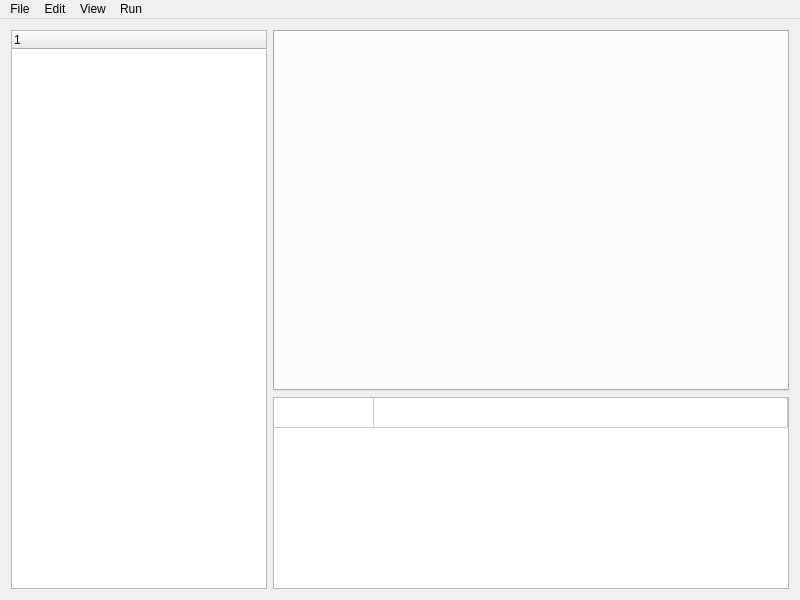
Above: src/ui/mainwindow.ui from KB9/VDB before the change. Below: the same form after it.
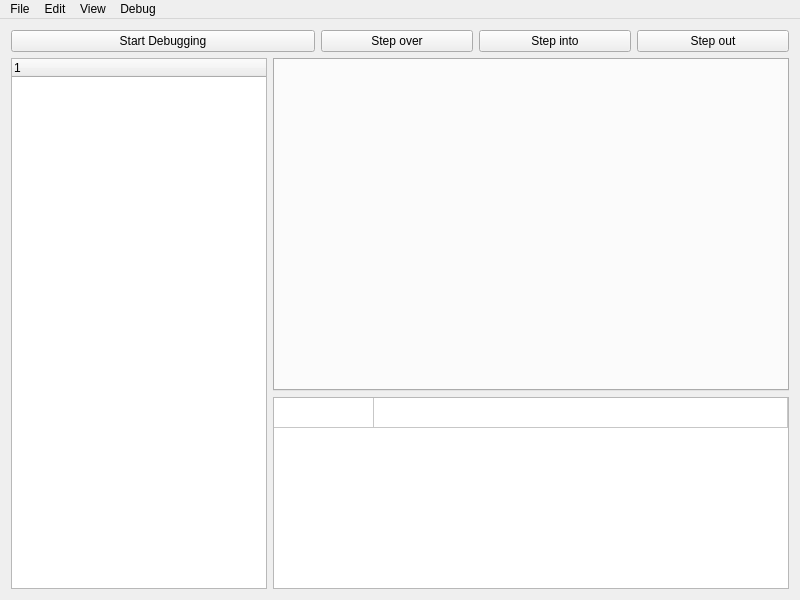
That is the form after the change. Custom widgets are drawn as their Qt base class.

Commit message: Added breakpoint control buttons (placeholders)

Patch:
```diff
--- a/src/ui/mainwindow.ui
+++ b/src/ui/mainwindow.ui
@@ -22,6 +22,66 @@
   <widget class="QWidget" name="centralWidget">
    <layout class="QHBoxLayout" name="_2">
     <item>
+     <layout class="QVBoxLayout" name="mainVerticalLayout">
+      <item>
+       <layout class="QHBoxLayout" name="actionButtonLayout">
+        <item>
+         <widget class="QPushButton" name="debugButton">
+          <property name="sizePolicy">
+           <sizepolicy hsizetype="Minimum" vsizetype="Fixed">
+            <horstretch>2</horstretch>
+            <verstretch>0</verstretch>
+           </sizepolicy>
+          </property>
+          <property name="text">
+           <string>Start Debugging</string>
+          </property>
+         </widget>
+        </item>
+        <item>
+         <widget class="QPushButton" name="stepOverButton">
+          <property name="sizePolicy">
+           <sizepolicy hsizetype="Minimum" vsizetype="Fixed">
+            <horstretch>1</horstretch>
+            <verstretch>0</verstretch>
+           </sizepolicy>
+          </property>
+          <property name="text">
+           <string>Step over</string>
+          </property>
+         </widget>
+        </item>
+        <item>
+         <widget class="QPushButton" name="stepIntoButton">
+          <property name="sizePolicy">
+           <sizepolicy hsizetype="Minimum" vsizetype="Fixed">
+            <horstretch>1</horstretch>
+            <verstretch>0</verstretch>
+           </sizepolicy>
+          </property>
+          <property name="text">
+           <string>Step into</string>
+          </property>
+         </widget>
+        </item>
+        <item>
+         <widget class="QPushButton" name="stepOutButton">
+          <property name="sizePolicy">
+           <sizepolicy hsizetype="Minimum" vsizetype="Fixed">
+            <horstretch>1</horstretch>
+            <verstretch>0</verstretch>
+           </sizepolicy>
+          </property>
+          <property name="text">
+           <string>Step out</string>
+          </property>
+         </widget>
+        </item>
+       </layout>
+      </item>
+      <item>
+       <layout class="QHBoxLayout" name="toolWindowsLayout">
+        <item>
      <widget class="FileTree" name="fileTreeWidget">
       <property name="sizePolicy">
        <sizepolicy hsizetype="Fixed" vsizetype="Expanding">
@@ -37,7 +97,7 @@
      </widget>
     </item>
     <item>
-     <layout class="QVBoxLayout" name="verticalLayout_4">
+         <layout class="QVBoxLayout" name="editorAndWatchTableLayout">
       <item>
        <widget class="FileTabs" name="fileTabWidget">
         <property name="sizePolicy">
@@ -100,6 +160,10 @@
      </layout>
     </item>
    </layout>
+      </item>
+     </layout>
+    </item>
+   </layout>
   </widget>
   <widget class="QMenuBar" name="menuBar">
    <property name="geometry">
@@ -132,16 +196,16 @@
      <string>View</string>
     </property>
    </widget>
-   <widget class="QMenu" name="menuRun">
+   <widget class="QMenu" name="menuDebug">
     <property name="title">
-     <string>Run</string>
+     <string>Debug</string>
     </property>
     <addaction name="actionRun_target"/>
    </widget>
    <addaction name="menuFile"/>
    <addaction name="menuEdit"/>
    <addaction name="menuView"/>
-   <addaction name="menuRun"/>
+   <addaction name="menuDebug"/>
   </widget>
   <action name="actionImport_executable">
    <property name="text">
```
Left out of the diff: 83 changed lines with no effect on the pictures. Lines whose indentation alone changed are shown as unchanged. The commit also changes 2 other files.
